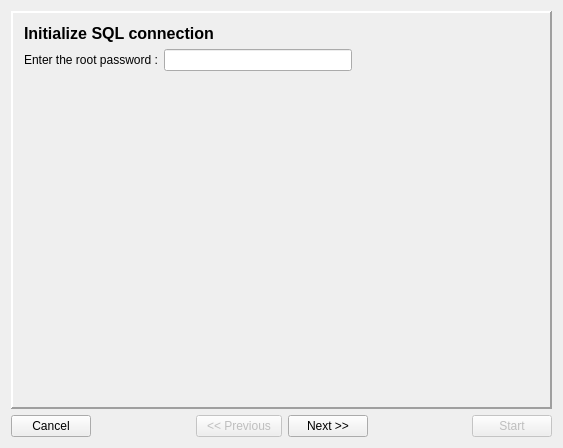
The window that install/dlgMain.ui (tbikfalvi/Belenus) describes before a commit, drawn with Qt 5.
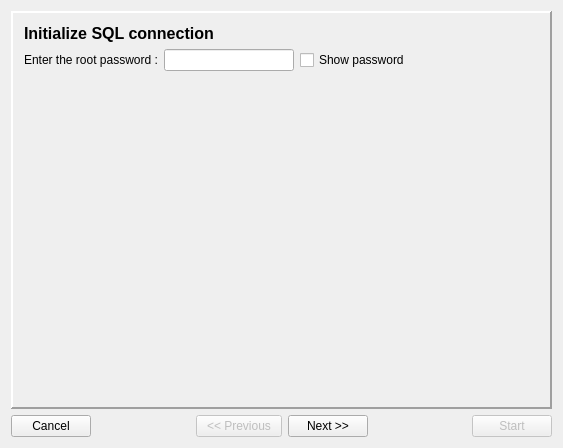
The same window after the commit. Icons and pictures are not drawn.

Diff of the .ui file:
```diff
--- a/install/dlgMain.ui
+++ b/install/dlgMain.ui
@@ -1100,7 +1100,18 @@
           </widget>
          </item>
          <item>
-          <widget class="QLineEdit" name="ledSQLRootPsw"/>
+          <widget class="QLineEdit" name="ledSQLRootPsw">
+           <property name="echoMode">
+            <enum>QLineEdit::Password</enum>
+           </property>
+          </widget>
+         </item>
+         <item>
+          <widget class="QCheckBox" name="chkShowSQLPassword">
+           <property name="text">
+            <string>Show password</string>
+           </property>
+          </widget>
          </item>
          <item>
           <spacer name="horizontalSpacer_22">
```
